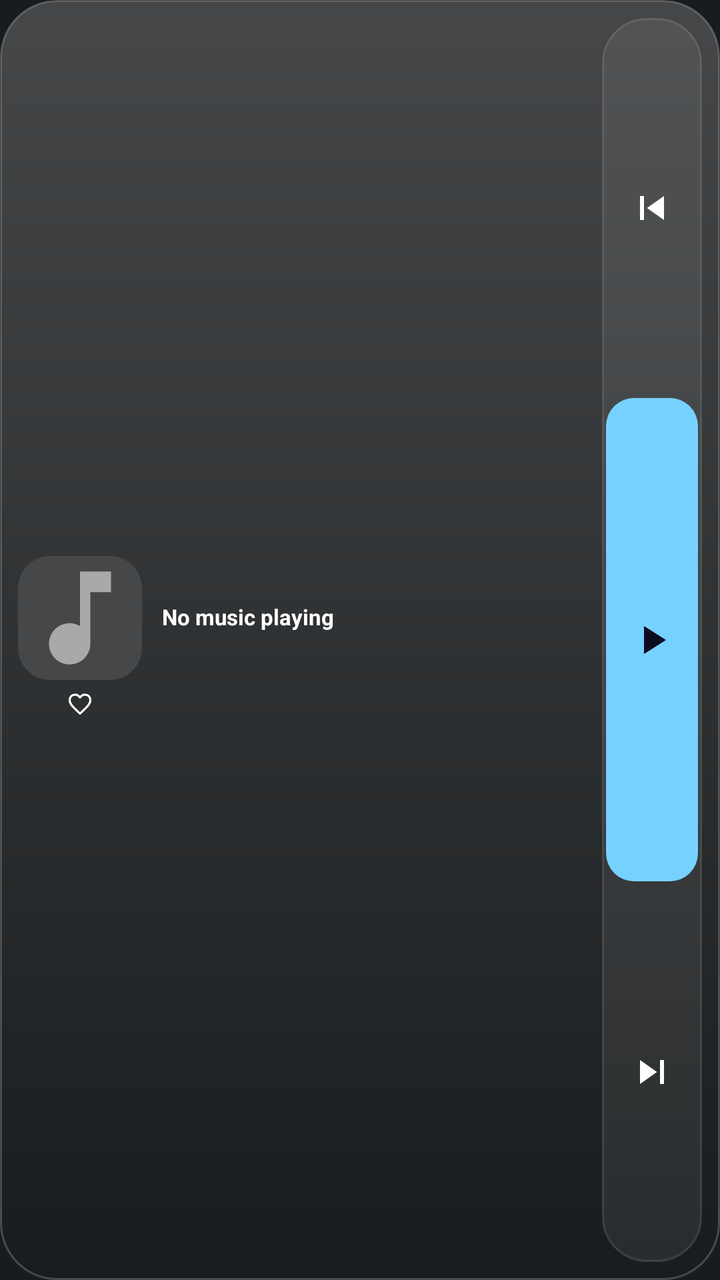
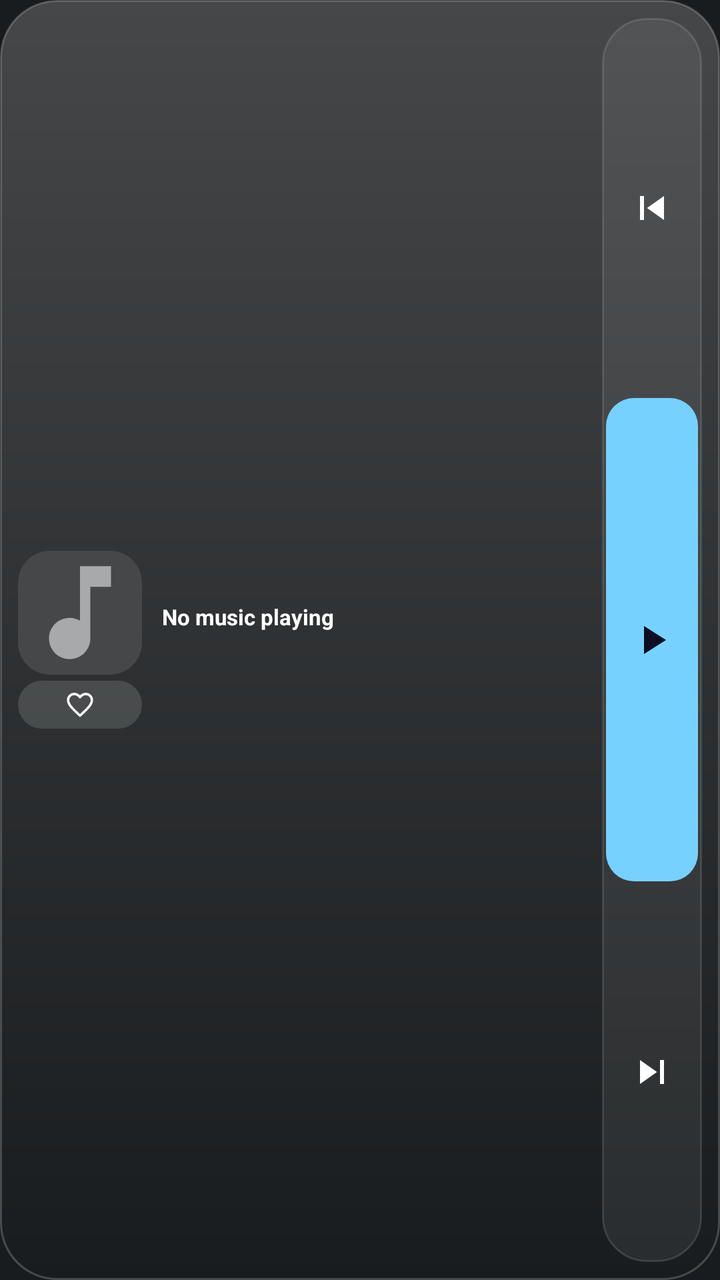

Two renders of the same Android screen: before a commit and after it. Below are the layout's source before the change and the commit's diff.
<!-- AndroidManifest.xml: application theme android:Theme.DeviceDefault -->
<!-- res/layout/widget_music_wide.xml -->
<?xml version="1.0" encoding="utf-8"?>
<LinearLayout xmlns:android="http://schemas.android.com/apk/res/android"
    android:id="@+id/widgetRoot"
    android:layout_width="match_parent"
    android:layout_height="match_parent"
    android:background="@drawable/widget_bg"
    android:orientation="horizontal"
    android:padding="9dp"
    android:gravity="center_vertical">

    <LinearLayout
        android:layout_width="62dp"
        android:layout_height="wrap_content"
        android:orientation="vertical"
        android:gravity="center_horizontal">

        <ImageView
            android:id="@+id/albumArt"
            android:layout_width="62dp"
            android:layout_height="62dp"
            android:scaleType="centerCrop"
            android:background="@drawable/album_art_bg"
            android:src="@drawable/ic_music_note"/>

        <ImageView
            android:id="@+id/btnLike"
            android:layout_width="20dp"
            android:layout_height="20dp"
            android:layout_marginTop="2dp"
            android:src="@drawable/ic_heart_outline"
            android:background="@drawable/ripple_cell_sm"
            android:scaleType="centerInside"
            android:padding="3dp"/>

    </LinearLayout>

    <LinearLayout
        android:layout_width="0dp"
        android:layout_height="wrap_content"
        android:layout_weight="1"
        android:layout_marginStart="10dp"
        android:layout_marginEnd="6dp"
        android:orientation="vertical"
        android:gravity="center_vertical">

        <TextView
            android:id="@+id/songTitle"
            android:layout_width="match_parent"
            android:layout_height="wrap_content"
            android:text="No music playing"
            android:textColor="#FFFFFFFF"
            android:textSize="11sp"
            android:textStyle="bold"
            android:maxLines="2"
            android:ellipsize="end"
            android:autoSizeTextType="uniform"
            android:autoSizeMinTextSize="8sp"
            android:autoSizeMaxTextSize="12sp"/>

        <TextView
            android:id="@+id/artistName"
            android:layout_width="match_parent"
            android:layout_height="wrap_content"
            android:text=""
            android:textColor="#CCFFFFFF"
            android:textSize="9sp"
            android:maxLines="2"
            android:ellipsize="end"
            android:autoSizeTextType="uniform"
            android:autoSizeMinTextSize="7sp"
            android:autoSizeMaxTextSize="10sp"/>

        <TextView
            android:id="@+id/albumName"
            android:layout_width="match_parent"
            android:layout_height="wrap_content"
            android:text=""
            android:textColor="#99FFFFFF"
            android:textSize="8sp"
            android:maxLines="1"
            android:ellipsize="end"
            android:autoSizeTextType="uniform"
            android:autoSizeMinTextSize="7sp"
            android:autoSizeMaxTextSize="9sp"/>

    </LinearLayout>

    <LinearLayout
        android:layout_width="50dp"
        android:layout_height="match_parent"
        android:background="@drawable/dock_bg"
        android:orientation="vertical"
        android:padding="2dp"
        android:gravity="center">

        <ImageView
            android:id="@+id/btnPrev"
            android:layout_width="match_parent"
            android:layout_height="0dp"
            android:layout_weight="1"
            android:src="@drawable/ic_skip_previous"
            android:background="@drawable/ripple_cell"
            android:scaleType="centerInside"
            android:padding="7dp"/>

        <ImageView
            android:id="@+id/btnPlayPause"
            android:layout_width="match_parent"
            android:layout_height="0dp"
            android:layout_weight="1.3"
            android:layout_marginTop="2dp"
            android:src="@drawable/ic_play"
            android:background="@drawable/play_pill"
            android:scaleType="centerInside"
            android:padding="9dp"/>

        <ImageView
            android:id="@+id/btnNext"
            android:layout_width="match_parent"
            android:layout_height="0dp"
            android:layout_weight="1"
            android:layout_marginTop="2dp"
            android:src="@drawable/ic_skip_next"
            android:background="@drawable/ripple_cell"
            android:scaleType="centerInside"
            android:padding="7dp"/>

    </LinearLayout>

    <ImageView
        android:id="@+id/btnShuffle"
        android:layout_width="0dp"
        android:layout_height="0dp"
        android:visibility="gone"/>
    <ImageView
        android:id="@+id/btnRepeat"
        android:layout_width="0dp"
        android:layout_height="0dp"
        android:visibility="gone"/>

</LinearLayout>
<!-- resources referenced by this layout -->
<resources>
  <!-- drawable album_art_bg (drawable) -->
  <?xml version="1.0" encoding="utf-8"?>
  <shape xmlns:android="http://schemas.android.com/apk/res/android">
      <solid android:color="#33FFFFFF"/>
      <corners android:radius="16dp"/>
  </shape>
  <!-- drawable dock_bg (drawable) -->
  <?xml version="1.0" encoding="utf-8"?>
  <shape xmlns:android="http://schemas.android.com/apk/res/android">
      <solid android:color="#12FFFFFF"/>
      <corners android:radius="22dp"/>
      <stroke
          android:width="1dp"
          android:color="#1FFFFFFF"/>
  </shape>
  <!-- drawable ic_music_note (drawable) -->
  <vector xmlns:android="http://schemas.android.com/apk/res/android"
      android:width="24dp" android:height="24dp"
      android:viewportWidth="24" android:viewportHeight="24">
      <path android:fillColor="#88FFFFFF"
          android:pathData="M12,3v10.55c-0.59,-0.34 -1.27,-0.55 -2,-0.55 -2.21,0 -4,1.79 -4,4s1.79,4 4,4 4,-1.79 4,-4V7h4V3h-6z"/>
  </vector>
  <!-- drawable ic_play (drawable) -->
  <vector xmlns:android="http://schemas.android.com/apk/res/android"
      android:width="24dp" android:height="24dp"
      android:viewportWidth="24" android:viewportHeight="24">
      <path android:fillColor="#FF0D0D22"
          android:pathData="M8,5v14l11,-7z"/>
  </vector>
  <!-- drawable ic_skip_next (drawable) -->
  <vector xmlns:android="http://schemas.android.com/apk/res/android"
      android:width="24dp" android:height="24dp"
      android:viewportWidth="24" android:viewportHeight="24">
      <path android:fillColor="#FFFFFFFF"
          android:pathData="M6,18l8.5,-6L6,6v12zM16,6v12h2V6h-2z"/>
  </vector>
  <!-- drawable ic_skip_previous (drawable) -->
  <vector xmlns:android="http://schemas.android.com/apk/res/android"
      android:width="24dp" android:height="24dp"
      android:viewportWidth="24" android:viewportHeight="24">
      <path android:fillColor="#FFFFFFFF"
          android:pathData="M6,6h2v12H6zM9.5,12l8.5,6V6z"/>
  </vector>
  <!-- drawable play_pill (drawable) -->
  <?xml version="1.0" encoding="utf-8"?>
  <selector xmlns:android="http://schemas.android.com/apk/res/android">
      <item android:state_pressed="true">
          <shape android:shape="rectangle">
              <solid android:color="#FFE3BD"/>
              <corners android:radius="14dp"/>
          </shape>
      </item>
      <item>
          <shape android:shape="rectangle">
              <solid android:color="#FFFFFFFF"/>
              <corners android:radius="14dp"/>
          </shape>
      </item>
  </selector>
  <!-- drawable ripple_cell (drawable) -->
  <?xml version="1.0" encoding="utf-8"?>
  <selector xmlns:android="http://schemas.android.com/apk/res/android">
      <item android:state_pressed="true">
          <shape android:shape="rectangle">
              <solid android:color="#38FFFFFF"/>
              <corners android:radius="14dp"/>
          </shape>
      </item>
      <item>
          <shape android:shape="rectangle">
              <solid android:color="#00000000"/>
              <corners android:radius="14dp"/>
          </shape>
      </item>
  </selector>
  <!-- drawable ripple_cell_sm (drawable) -->
  <?xml version="1.0" encoding="utf-8"?>
  <selector xmlns:android="http://schemas.android.com/apk/res/android">
      <item android:state_pressed="true">
          <shape android:shape="rectangle">
              <solid android:color="#38FFFFFF"/>
              <corners android:radius="7dp"/>
          </shape>
      </item>
      <item>
          <shape android:shape="rectangle">
              <solid android:color="#00000000"/>
              <corners android:radius="7dp"/>
          </shape>
      </item>
  </selector>
  <!-- drawable widget_bg (drawable) -->
  <?xml version="1.0" encoding="utf-8"?>
  <shape xmlns:android="http://schemas.android.com/apk/res/android">
      <solid android:color="#E61A1B1F"/>
      <corners android:radius="28dp"/>
      <stroke
          android:width="1dp"
          android:color="#26FFFFFF"/>
  </shape>
  <!-- unchanged entries left out for length: 1 -->
</resources>

<!-- the commit's change to res/layout/widget_music_wide.xml (unified diff, before → after) -->
@@ -24,13 +24,13 @@
 
         <ImageView
             android:id="@+id/btnLike"
-            android:layout_width="20dp"
-            android:layout_height="20dp"
-            android:layout_marginTop="2dp"
+            android:layout_width="match_parent"
+            android:layout_height="24dp"
+            android:layout_marginTop="3dp"
             android:src="@drawable/ic_heart_outline"
-            android:background="@drawable/ripple_cell_sm"
+            android:background="@drawable/like_pill_off"
             android:scaleType="centerInside"
-            android:padding="3dp"/>
+            android:padding="4dp"/>
 
     </LinearLayout>
 
<!-- resource entries referenced after the edit -->
@@ -43,6 +43,22 @@
       <path android:fillColor="#FFFFFFFF"
           android:pathData="M6,6h2v12H6zM9.5,12l8.5,6V6z"/>
   </vector>
+  <!-- drawable like_pill_off (drawable) -->
+  <?xml version="1.0" encoding="utf-8"?>
+  <selector xmlns:android="http://schemas.android.com/apk/res/android">
+      <item android:state_pressed="true">
+          <shape android:shape="rectangle">
+              <solid android:color="#3AFFFFFF"/>
+              <corners android:radius="12dp"/>
+          </shape>
+      </item>
+      <item>
+          <shape android:shape="rectangle">
+              <solid android:color="#22FFFFFF"/>
+              <corners android:radius="12dp"/>
+          </shape>
+      </item>
+  </selector>
   <!-- drawable play_pill (drawable) -->
   <?xml version="1.0" encoding="utf-8"?>
   <selector xmlns:android="http://schemas.android.com/apk/res/android">
@@ -75,22 +91,6 @@
           </shape>
       </item>
   </selector>
-  <!-- drawable ripple_cell_sm (drawable) -->
-  <?xml version="1.0" encoding="utf-8"?>
-  <selector xmlns:android="http://schemas.android.com/apk/res/android">
-      <item android:state_pressed="true">
-          <shape android:shape="rectangle">
-              <solid android:color="#38FFFFFF"/>
-              <corners android:radius="7dp"/>
-          </shape>
-      </item>
-      <item>
-          <shape android:shape="rectangle">
-              <solid android:color="#00000000"/>
-              <corners android:radius="7dp"/>
-          </shape>
-      </item>
-  </selector>
   <!-- drawable widget_bg (drawable) -->
   <?xml version="1.0" encoding="utf-8"?>
   <shape xmlns:android="http://schemas.android.com/apk/res/android">
